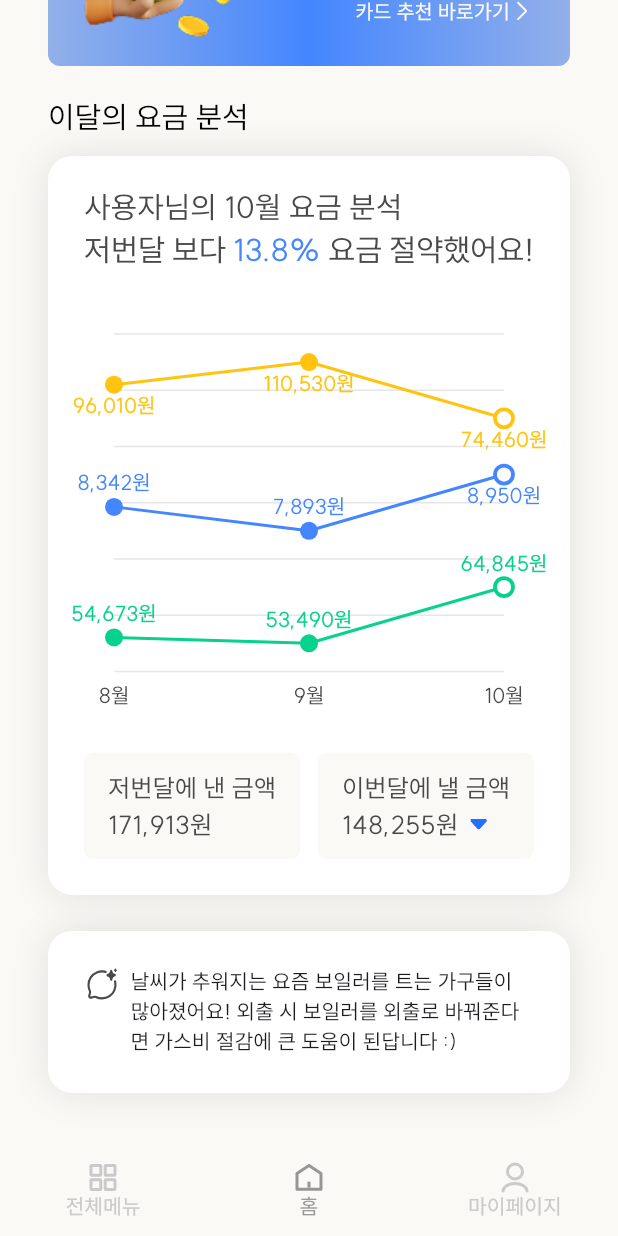
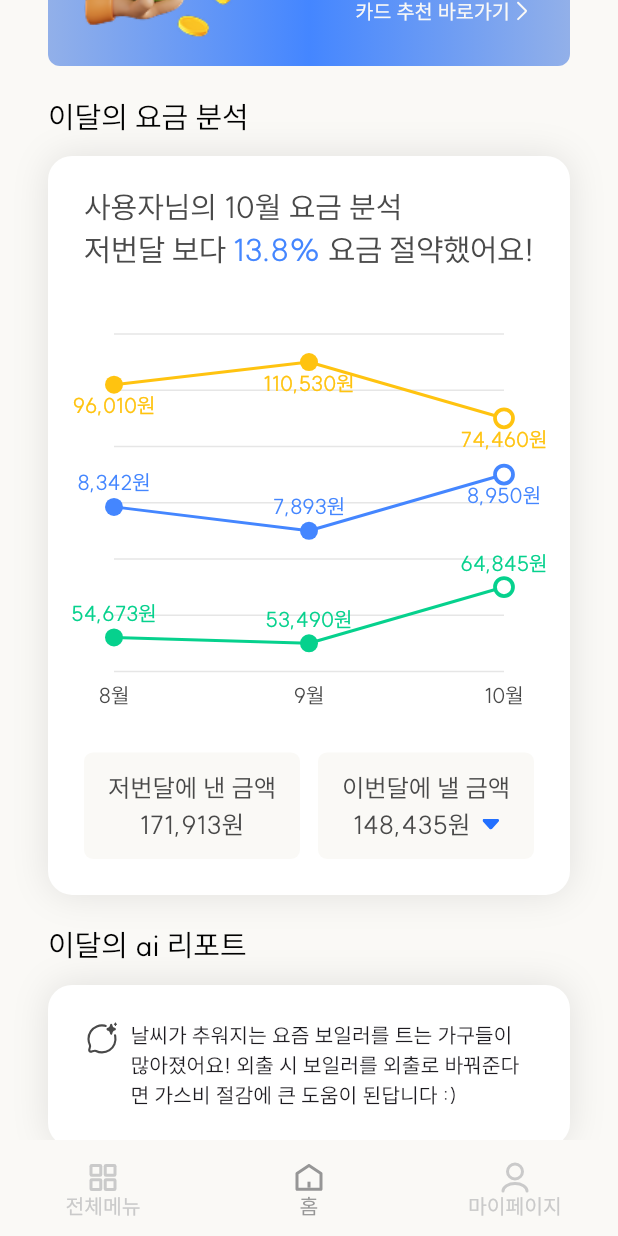
Before and after one commit to aiden30015/Moadream-app, a Flutter app: the MainScreen screen opened by its route, scrolled down 493 dp, on a phone screen of 412 x 824 dp. Run offline on Flutter 3.47's test engine with Material 3 defaults, Android fonts, the phone set to English and light mode, and no system bars; our stand-ins replace dio, flutter_dotenv, flutter_hooks, flutter_riverpod, flutter_secure_storage, flutter_svg and 4 more; missing offline and left inert: daum_postcode_view, kakao_flutter_sdk; accounts and stored records are empty; generated files the repository leaves out were written again; statements that could not run were skipped; project files that could hold a hidden picture were left out.

Commit message:
💄:: 이달의 ai 리포트 문구 추가

```diff
--- a/lib/presentation/home/screens/home_screen.dart
+++ b/lib/presentation/home/screens/home_screen.dart
@@ -128,12 +128,18 @@ class HomeScreen extends HookConsumerWidget {
                         mainAxisSize: MainAxisSize.min,
                         children: [
                           const SizedBox(height: 16),
-                          Container(
+                          Align(
+                            alignment: Alignment.centerRight,
+                            child: Padding(
+                              padding: const EdgeInsets.only(right: 24),
+                              child: Container(
                                 width: 40,
                                 height: 4,
                                 decoration: BoxDecoration(
                                   color: MoaColor.gray300,
                                   borderRadius: BorderRadius.circular(2),
+                                ),
+                              ),
                             ),
                           ),
                           const SizedBox(height: 16),
@@ -627,7 +633,7 @@ class HomeScreen extends HookConsumerWidget {
                   Expanded(
                     child: MonthAnalysisChargeCard(
                       title: '이번달에 낼 금액',
-                      amount: '148,255원',
+                      amount: '148,435원',
                       icon: MoaIcon.down_arrow(),
                     ),
                   ),
@@ -643,7 +649,19 @@ class HomeScreen extends HookConsumerWidget {
   Widget _buildAiReport(WidgetRef ref) {
     final recommendationAsync = ref.watch(recommendationProvider);
 
-    return recommendationAsync.when(
+    return Column(
+      crossAxisAlignment: CrossAxisAlignment.start,
+      children: [
+        FittedBox(
+          fit: BoxFit.scaleDown,
+          alignment: Alignment.centerLeft,
+          child: Text(
+            '이달의 ai 리포트',
+            style: MoaTypography.subTitle3(Colors.black),
+          ),
+        ),
+        const SizedBox(height: 16),
+        recommendationAsync.when(
           loading: () => HomeContainer(
             child: Row(
               crossAxisAlignment: CrossAxisAlignment.start,
@@ -694,6 +712,8 @@ class HomeScreen extends HookConsumerWidget {
               ],
             ),
           ),
+        ),
+      ],
     );
   }
 }
--- a/lib/presentation/home/widget/month_analysis_charge_card.dart
+++ b/lib/presentation/home/widget/month_analysis_charge_card.dart
@@ -25,7 +25,7 @@ class MonthAnalysisChargeCard extends StatelessWidget {
       ),
       child: Column(
         mainAxisAlignment: MainAxisAlignment.center,
-        crossAxisAlignment: CrossAxisAlignment.start,
+        crossAxisAlignment: CrossAxisAlignment.center,
         children: [
           FittedBox(
             fit: BoxFit.scaleDown,
```
Lines whose indentation alone changed are shown as unchanged.
